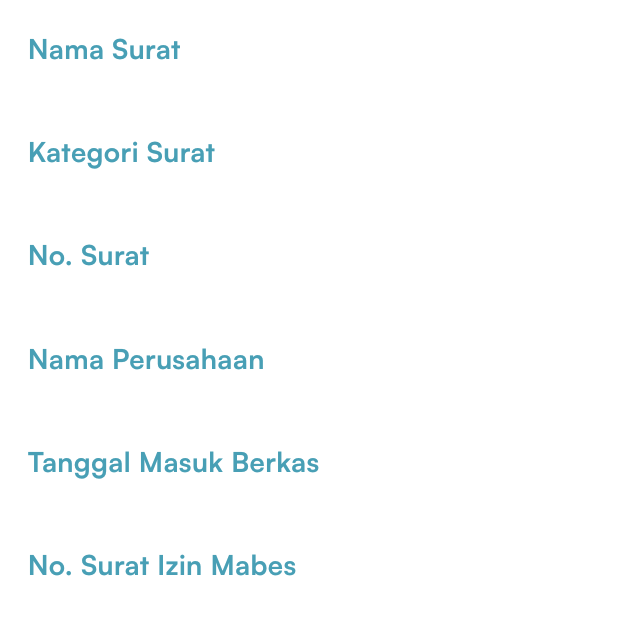
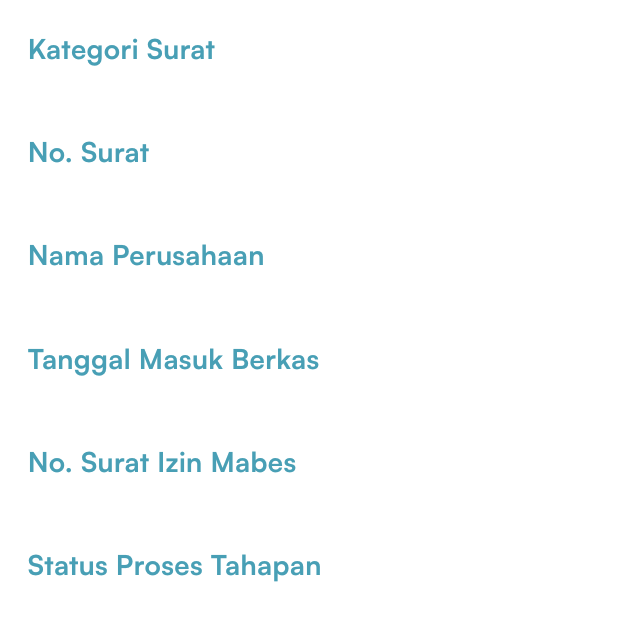
Before and after one commit to GGngodong/tracking-apps, a Flutter app: the CardDetailSurat widget shown alone on an empty page, opened directly with empty values, on a phone screen of 412 x 824 dp. Shown: the top 621 px of the screen. Run offline on Flutter 3.47's test engine with Material 3 defaults, Android fonts, the phone set to English and light mode, and no system bars; our stand-ins replace bloc, cloud_functions, connectivity_plus, dropdown_button2, easy_localization, equatable and 12 more; missing offline and left inert: syncfusion_flutter_pdfviewer; accounts and stored records are empty; statements that could not run were skipped.

Commit message:
adding process status, and corresponding color (getting changed later)

```diff
--- a/lib/presentation/component/card_detail.dart
+++ b/lib/presentation/component/card_detail.dart
@@ -1,16 +1,19 @@
 import 'package:flutter/material.dart';
+import 'package:flutter_bloc/flutter_bloc.dart';
 import 'package:flutter_screenutil/flutter_screenutil.dart';
+import 'package:tracking_apps/common/shared_preferance_service.dart';
 import 'package:tracking_apps/configs/theme/app_colors.dart';
+import 'package:tracking_apps/presentation/blocs/permit/upload/upload_bloc.dart';
 
-class CardDetailSurat extends StatelessWidget {
+class CardDetailSurat extends StatefulWidget {
   final String date;
   final String categorySurat;
   final String noSurat;
   final String namaPerusahaan;
   final String namaDokumen;
   final String noSuratIzinMabes;
-  final bool isEditing;
-  final Function(String, String) onFieldChanged;
+  final String processStatus;
+  final String id;
 
   const CardDetailSurat(
       {super.key,
@@ -20,15 +23,100 @@ class CardDetailSurat extends StatelessWidget {
       required this.namaPerusahaan,
       required this.namaDokumen,
       required this.noSuratIzinMabes,
-      required this.isEditing,
-      required this.onFieldChanged});
+      required this.id,
+      required this.processStatus});
 
-  Widget _buildEditableField(String label, String value, String field) {
-    return Column(
+  @override
+  State<CardDetailSurat> createState() => _CardDetailSuratState();
+}
+
+class _CardDetailSuratState extends State<CardDetailSurat> {
+
+  @override
+  Widget build(BuildContext context) {
+    final String typeStatus;
+    final TextStyle fontStatusStyle;
+    if (widget.processStatus == 'Draft Created') {
+      fontStatusStyle = TextStyle(
+        color: Color(0xFFD3D3D3),
+        fontWeight: FontWeight.w600,
+        fontSize: 12.sp,
+      );
+      typeStatus = 'On Draft Created';
+    } else if (widget.processStatus == 'Archiving') {
+      fontStatusStyle = TextStyle(
+        color: Color(0xFFA9A9A9),
+        fontWeight: FontWeight.w600,
+        fontSize: 12.sp,
+      );
+      typeStatus = 'On Archiving';
+    } else if (widget.processStatus == 'Submission') {
+      fontStatusStyle = TextStyle(
+        color: Color(0xFF007BFF),
+        fontWeight: FontWeight.w600,
+        fontSize: 12.sp,
+      );
+      typeStatus = 'On Submission';
+    } else if (widget.processStatus == 'Verification') {
+      fontStatusStyle = TextStyle(
+        color: Color(0xFFFFFF00),
+        fontWeight: FontWeight.w600,
+        fontSize: 12.sp,
+      );
+      typeStatus = 'On Verification';
+    } else if (widget.processStatus == 'Initial Approval') {
+      fontStatusStyle = TextStyle(
+        color: Color(0xFF90EE90),
+        fontWeight: FontWeight.w600,
+        fontSize: 12.sp,
+      );
+      typeStatus = 'On Initial Approval';
+    } else if (widget.processStatus == 'Second Approval') {
+      fontStatusStyle = TextStyle(
+        color: Color(0xFF008000),
+        fontWeight: FontWeight.w600,
+        fontSize: 12.sp,
+      );
+      typeStatus = 'On Second Approval';
+    } else if (widget.processStatus == 'Drafter') {
+      fontStatusStyle = TextStyle(
+        color: Color(0xFFFFA500),
+        fontWeight: FontWeight.w600,
+        fontSize: 12.sp,
+      );
+      typeStatus = 'On Drafter';
+    } else if (widget.processStatus == 'Final Approval') {
+      fontStatusStyle = TextStyle(
+        color: Color(0x006400),
+        fontWeight: FontWeight.w600,
+        fontSize: 12.sp,
+      );
+      typeStatus = 'On Final Approval';
+    } else if (widget.processStatus == 'Printing') {
+      fontStatusStyle = TextStyle(
+        color: Color(0xFF800080),
+        fontWeight: FontWeight.w600,
+        fontSize: 12.sp,
+      );
+      typeStatus = 'On Printing';
+    } else {
+      fontStatusStyle = TextStyle(
+        color: Color(0xFFAF4848),
+        fontWeight: FontWeight.w600,
+        fontSize: 12.sp,
+      );
+      typeStatus = 'No Status';
+    }
+    return Container(
+      width: double.infinity,
+      padding: EdgeInsets.symmetric(horizontal: 16.w, vertical: 16.h),
+      color: Colors.white,
+      child: Column(
+        mainAxisAlignment: MainAxisAlignment.start,
         crossAxisAlignment: CrossAxisAlignment.start,
         children: [
           Text(
-          label,
+            'Kategori Surat',
             style: TextStyle(
               fontSize: 16.sp,
               fontWeight: FontWeight.w600,
@@ -36,24 +124,98 @@ class CardDetailSurat extends StatelessWidget {
             ),
           ),
           SizedBox(height: 8.h),
-        isEditing
-            ? TextField(
-                cursorColor: AppColors.primary,
-                selectionControls: materialTextSelectionControls,
-                decoration: InputDecoration(
-                  hintStyle: const TextStyle(color: AppColors.lightGrey),
-                  border: OutlineInputBorder(
-                    borderRadius: BorderRadius.circular(10.r),
+          Text(
+            widget.categorySurat,
+            style: TextStyle(
+              fontSize: 12.sp,
+              fontWeight: FontWeight.w400,
+              color: AppColors.lightGrey,
             ),
-                  focusedBorder: OutlineInputBorder(
-                      borderRadius: BorderRadius.circular(10.r),
-                      borderSide:
-                          BorderSide(color: AppColors.primary, width: 1.5.w)),
-                  alignLabelWithHint: false,
           ),
-              )
-            : Text(
-                value,
+          SizedBox(height: 12.h),
+          Text(
+            'No. Surat',
+            style: TextStyle(
+              fontSize: 16.sp,
+              fontWeight: FontWeight.w600,
+              color: AppColors.primary,
+            ),
+          ),
+          SizedBox(height: 8.h),
+          Text(
+            widget.noSurat,
+            style: TextStyle(
+              fontSize: 12.sp,
+              fontWeight: FontWeight.w400,
+              color: AppColors.lightGrey,
+            ),
+          ),
+          SizedBox(height: 12.h),
+          Text(
+            'Nama Perusahaan',
+            style: TextStyle(
+              fontSize: 16.sp,
+              fontWeight: FontWeight.w600,
+              color: AppColors.primary,
+            ),
+          ),
+          SizedBox(height: 8.h),
+          Text(
+            widget.namaPerusahaan,
+            style: TextStyle(
+              fontSize: 12.sp,
+              fontWeight: FontWeight.w400,
+              color: AppColors.lightGrey,
+            ),
+          ),
+          SizedBox(height: 12.h),
+          Text(
+            'Tanggal Masuk Berkas',
+            style: TextStyle(
+              fontSize: 16.sp,
+              fontWeight: FontWeight.w600,
+              color: AppColors.primary,
+            ),
+          ),
+          SizedBox(height: 8.h),
+          Text(
+            widget.date,
+            style: TextStyle(
+              fontSize: 12.sp,
+              fontWeight: FontWeight.w400,
+              color: AppColors.lightGrey,
+            ),
+          ),
+          SizedBox(height: 12.h),
+          Text(
+            'No. Surat Izin Mabes',
+            style: TextStyle(
+              fontSize: 16.sp,
+              fontWeight: FontWeight.w600,
+              color: AppColors.primary,
+            ),
+          ),
+          SizedBox(height: 8.h),
+          Text(
+            widget.noSuratIzinMabes,
+            style: TextStyle(
+              fontSize: 12.sp,
+              fontWeight: FontWeight.w400,
+              color: AppColors.lightGrey,
+            ),
+          ),
+          SizedBox(height: 12.h),
+          Text(
+            'Status Proses Tahapan',
+            style: TextStyle(
+              fontSize: 16.sp,
+              fontWeight: FontWeight.w600,
+              color: AppColors.primary,
+            ),
+          ),
+          SizedBox(height: 8.h),
+          Text(
+            widget.processStatus,
             style: TextStyle(
               fontSize: 12.sp,
               fontWeight: FontWeight.w400,
@@ -62,28 +224,6 @@ class CardDetailSurat extends StatelessWidget {
           ),
           SizedBox(height: 12.h),
         ],
-    );
-  }
-
-  @override
-  Widget build(BuildContext context) {
-    return Container(
-      width: double.infinity,
-      padding: EdgeInsets.symmetric(horizontal: 16.w, vertical: 16.h),
-      color: Colors.white,
-      child: Column(
-        mainAxisAlignment: MainAxisAlignment.start,
-        crossAxisAlignment: CrossAxisAlignment.start,
-        children: [
-          _buildEditableField('Nama Surat', namaDokumen, 'namaDokumen'),
-          _buildEditableField('Kategori Surat', categorySurat, 'categorySurat'),
-          _buildEditableField('No. Surat', noSurat, 'noSurat'),
-          _buildEditableField(
-              'Nama Perusahaan', namaPerusahaan, 'namaPerusahaan'),
-          _buildEditableField('Tanggal Masuk Berkas', date, 'date'),
-          _buildEditableField(
-              'No. Surat Izin Mabes', noSuratIzinMabes, 'noSuratIzinMabes'),
-        ],
       ),
     );
   }
```
Lines whose indentation alone changed are shown as unchanged.
